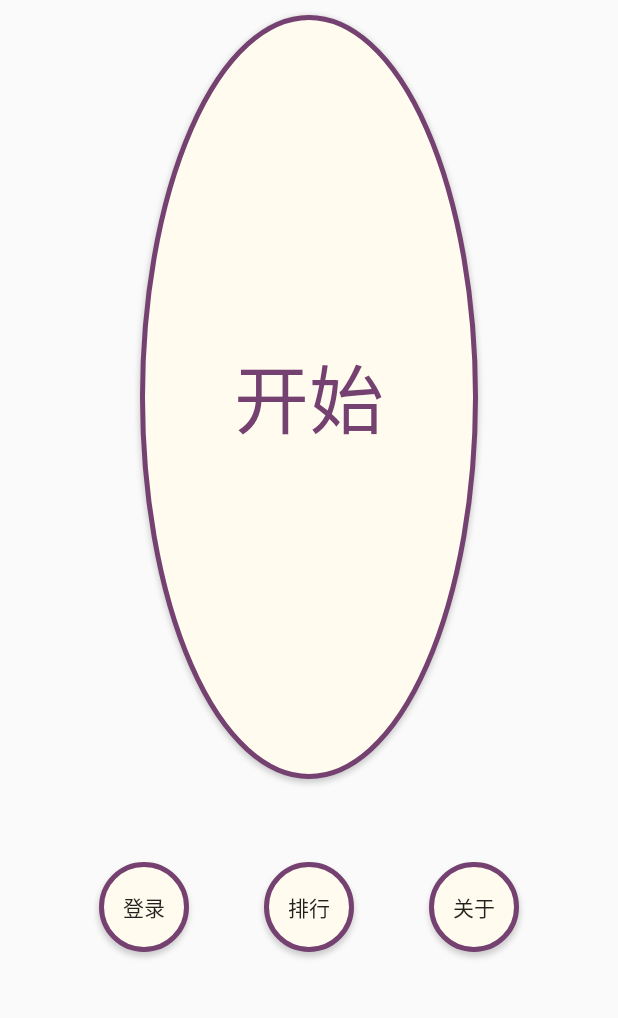
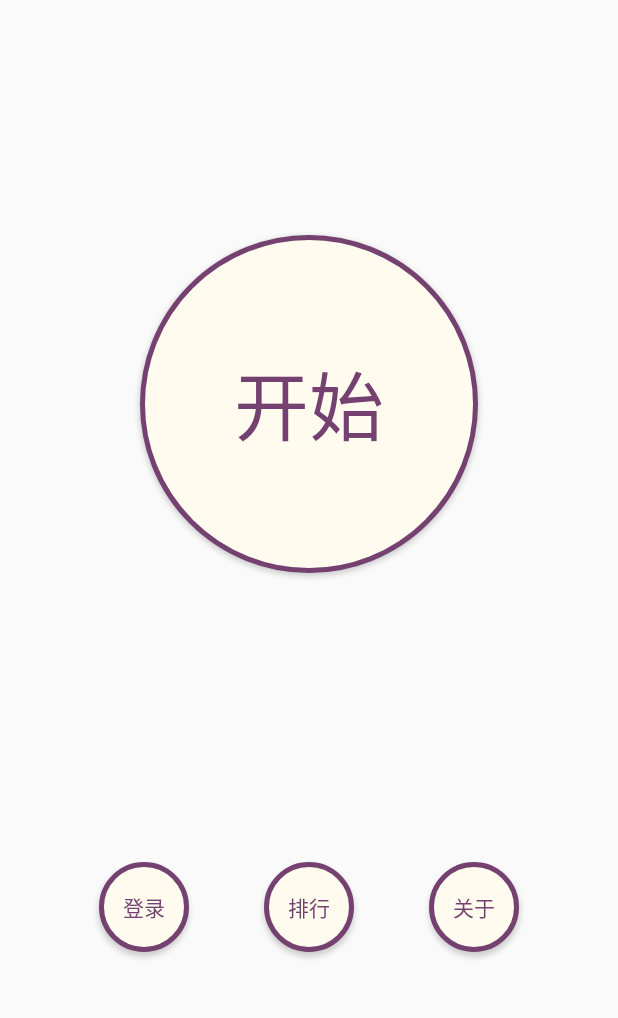
Before and after one commit to meltycriss/PuzzleHigh, an Android app: the fragment MainFragment shown on its own in the app's theme, on a phone screen of 412 x 824 dp, the part 179-1197 px from its top. Run offline under Robolectric (Android 15) with nearby library versions, the phone set to English and light mode, and no system bars; Roboto replaces fonts that are not available here; 1 statement that could not run was skipped.

Commit message:
main界面调整

```diff
--- a/app/src/main/res/layout/fragment_main.xml
+++ b/app/src/main/res/layout/fragment_main.xml
@@ -32,17 +32,6 @@
 
     </LinearLayout>
 
-<!--    <ImageView
-        android:id="@+id/imageView"
-        android:layout_width="wrap_content"
-        android:layout_height="wrap_content"
-        android:layout_alignParentLeft="true"
-        android:layout_alignParentStart="true"
-        android:layout_alignParentTop="true"
-        android:layout_marginLeft="30dp"
-        android:layout_marginRight="30dp"
-        android:layout_marginTop="60dp"
-        android:background="@drawable/logo" />-->
     <TextView
         android:id="@+id/main_logo"
         android:layout_width="wrap_content"
@@ -53,30 +42,36 @@
         android:layout_marginLeft="30dp"
         android:layout_marginRight="30dp"
         android:layout_marginTop="60dp"
-        android:textSize="50sp"
+        android:text="PUZZLE HIGH"
         android:textColor="@color/puzzle_purple"
-        android:text="PUZZLE HIGH"
-        />
+        android:textSize="50sp" />
 
+
+    <LinearLayout
+        android:orientation="horizontal"
+        android:layout_marginTop="20dp"
+        android:layout_width="match_parent"
+        android:gravity="center"
+        android:layout_height="wrap_content"
+        android:layout_weight="1">
 
         <Button
             android:id="@+id/main_start"
             android:layout_width="@dimen/main_start_size"
             android:layout_height="@dimen/main_start_size"
             android:layout_gravity="center"
-        android:layout_weight="1"
             android:background="@drawable/main_btn"
-        android:layout_marginTop="10dp"
             android:text="开始"
             android:textColor="@color/puzzle_purple"
             android:textSize="50sp" />
+    </LinearLayout>
 
     <LinearLayout
         android:layout_width="match_parent"
         android:layout_height="wrap_content"
-        android:gravity="center"
         android:layout_marginBottom="20dp"
         android:layout_marginTop="5dp"
+        android:gravity="center"
         android:orientation="horizontal">
 
         <Button
@@ -86,6 +81,7 @@
             android:layout_margin="50dp"
             android:background="@drawable/main_btn"
             android:text="登录"
+            android:textColor="@color/puzzle_purple"
             android:translationZ="1px" />
 
         <Button
@@ -94,7 +90,8 @@
             android:layout_height="@dimen/main_other_size"
             android:layout_margin="50dp"
             android:background="@drawable/main_btn"
-            android:text="注销" />
+            android:text="注销"
+            android:textColor="@color/puzzle_purple" />
 
 
         <Button
@@ -102,7 +99,8 @@
             android:layout_width="@dimen/main_other_size"
             android:layout_height="@dimen/main_other_size"
             android:background="@drawable/main_btn"
-            android:text="排行" />
+            android:text="排行"
+            android:textColor="@color/puzzle_purple" />
 
 
         <Button
@@ -111,7 +109,8 @@
             android:layout_height="@dimen/main_other_size"
             android:layout_margin="50dp"
             android:background="@drawable/main_btn"
-            android:text="关于" />
+            android:text="关于"
+            android:textColor="@color/puzzle_purple" />
 
         <Button
             android:id="@+id/main_register"
@@ -121,6 +120,7 @@
             android:layout_marginLeft="50dp"
             android:background="@drawable/main_btn"
             android:text="注册"
+            android:textColor="@color/puzzle_purple"
             android:visibility="gone" />
 
         <Button
@@ -130,6 +130,7 @@
             android:layout_alignRight="@+id/main_start"
             android:background="@drawable/main_btn"
             android:text="设置"
+            android:textColor="@color/puzzle_purple"
             android:visibility="gone" />
 
     </LinearLayout>
```
Lines whose indentation alone changed are shown as unchanged.
